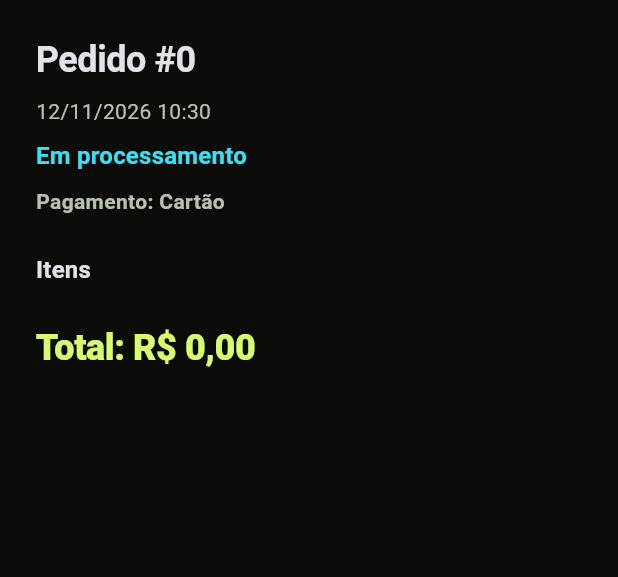
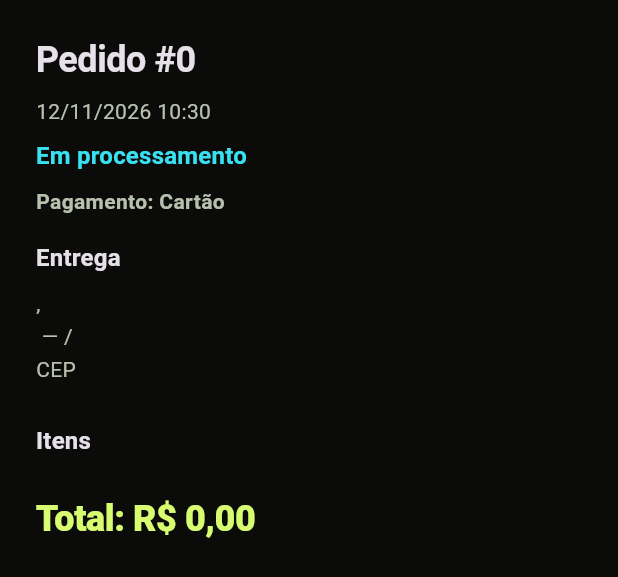
Before and after one commit to vitor-dandrea/multiplagier-mobile, a Flutter app: the _OrderBody widget shown alone on an empty page, opened directly with empty values, on a phone screen of 412 x 824 dp. Shown: the top 577 px of the screen. Run offline on Flutter 3.47's test engine with Material 3 defaults, Android fonts, the phone set to English and light mode, and no system bars; our stand-ins replace shared_preferences, sqflite, sqflite_common_ffi; accounts and stored records are empty.

Commit message:
feat(payment): require and display shipping address at checkout
Payment shows Entregar em, blocks submit without a complete address, and order detail lists the frozen delivery snapshot.

Co-authored-by: Cursor <cursoragent@cursor.com>

```diff
--- a/lib/features/cart/cart_page.dart
+++ b/lib/features/cart/cart_page.dart
@@ -4,6 +4,7 @@ import '../../core/colors.dart';
 import '../../core/format/money.dart';
 import '../../data/models/cart_line.dart';
 import '../../data/repositories/order_repository.dart';
+import '../auth/auth_controller.dart';
 import '../payment/payment_page.dart';
 import 'cart_controller.dart';
 
@@ -12,11 +13,13 @@ class CartPage extends StatelessWidget {
     super.key,
     required this.controller,
     required this.orderRepository,
+    required this.authController,
     required this.onOrderPlaced,
   });
 
   final CartController controller;
   final OrderRepository orderRepository;
+  final AuthController authController;
   final VoidCallback onOrderPlaced;
 
   Future<void> _checkout(BuildContext context) async {
@@ -25,6 +28,7 @@ class CartPage extends StatelessWidget {
         builder: (_) => PaymentPage(
           controller: controller,
           orderRepository: orderRepository,
+          authController: authController,
           onOrderPlaced: onOrderPlaced,
         ),
       ),
--- a/lib/features/orders/order_detail_page.dart
+++ b/lib/features/orders/order_detail_page.dart
@@ -100,6 +100,24 @@ class _OrderBody extends StatelessWidget {
             ),
           ),
         ],
+        if (order.shippingAddress != null) ...[
+          const SizedBox(height: 16),
+          Text('Entrega', style: theme.textTheme.titleMedium),
+          const SizedBox(height: 8),
+          for (final line in order.shippingAddress!.formattedLines)
+            Padding(
+              padding: const EdgeInsets.only(bottom: 2),
+              child: Text(
+                line,
+                key: line == order.shippingAddress!.formattedLines.first
+                    ? const Key('order_shipping')
+                    : null,
+                style: theme.textTheme.bodyMedium?.copyWith(
+                  color: theme.colorScheme.onSurfaceVariant,
+                ),
+              ),
+            ),
+        ],
         const SizedBox(height: 24),
         Text('Itens', style: theme.textTheme.titleMedium),
         const SizedBox(height: 8),
```
Also changed, not shown: lib/features/payment/payment_page.dart (+124 -15 lines).
